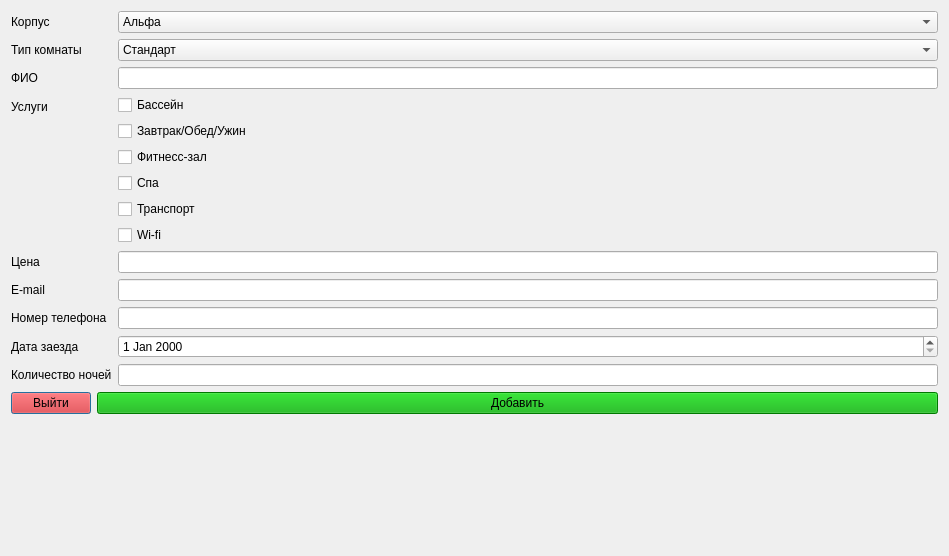
This is FinalMkFinal/addwindow.ui in Enjoyer14/OP_FullForm as Qt 5 draws it before an edit. The edited form follows.
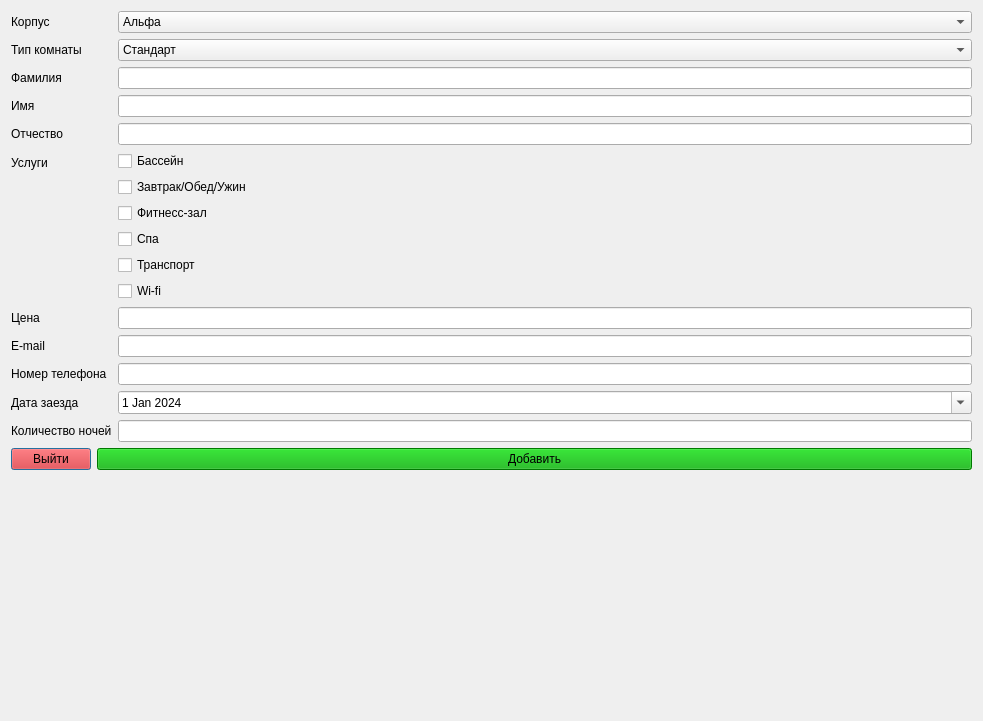
This is the edited form.

What changed in the file:
```diff
--- a/FinalMkFinal/addwindow.ui
+++ b/FinalMkFinal/addwindow.ui
@@ -6,8 +6,8 @@
    <rect>
     <x>0</x>
     <y>0</y>
-    <width>949</width>
-    <height>556</height>
+    <width>983</width>
+    <height>721</height>
    </rect>
   </property>
   <property name="windowTitle">
@@ -86,7 +86,7 @@
      <item row="2" column="0">
       <widget class="QLabel" name="label">
        <property name="text">
-        <string>ФИО</string>
+        <string>Фамилия</string>
        </property>
       </widget>
      </item>
@@ -97,14 +97,14 @@
        </property>
       </widget>
      </item>
-     <item row="3" column="0">
+     <item row="5" column="0">
       <widget class="QLabel" name="label_4">
        <property name="text">
         <string>Услуги</string>
        </property>
       </widget>
      </item>
-     <item row="3" column="1">
+     <item row="5" column="1">
       <layout class="QVBoxLayout" name="verticalLayout">
        <item>
         <widget class="QCheckBox" name="checkBox_Pool">
@@ -150,56 +150,98 @@
        </item>
       </layout>
      </item>
-     <item row="4" column="0">
+     <item row="6" column="0">
       <widget class="QLabel" name="label_5">
        <property name="text">
         <string>Цена</string>
        </property>
       </widget>
      </item>
-     <item row="4" column="1">
+     <item row="6" column="1">
       <widget class="QLineEdit" name="lineEdit_Cost"/>
      </item>
-     <item row="5" column="0">
+     <item row="7" column="0">
       <widget class="QLabel" name="label_7">
        <property name="text">
         <string>E-mail</string>
        </property>
       </widget>
      </item>
-     <item row="5" column="1">
+     <item row="7" column="1">
       <widget class="QLineEdit" name="lineEdit_Email"/>
      </item>
-     <item row="6" column="0">
+     <item row="8" column="0">
       <widget class="QLabel" name="label_6">
        <property name="text">
         <string>Номер телефона</string>
        </property>
       </widget>
      </item>
-     <item row="6" column="1">
+     <item row="8" column="1">
       <widget class="QLineEdit" name="lineEdit_PhoneNumber"/>
      </item>
-     <item row="7" column="0">
+     <item row="9" column="0">
       <widget class="QLabel" name="label_8">
        <property name="text">
         <string>Дата заезда</string>
        </property>
       </widget>
      </item>
-     <item row="7" column="1">
-      <widget class="QDateEdit" name="dateEdit"/>
+     <item row="9" column="1">
+      <widget class="QDateEdit" name="dateEdit">
+       <property name="maximumDate">
+        <date>
+         <year>3000</year>
+         <month>12</month>
+         <day>31</day>
+        </date>
+       </property>
+       <property name="minimumDate">
+        <date>
+         <year>2024</year>
+         <month>1</month>
+         <day>1</day>
+        </date>
+       </property>
+       <property name="calendarPopup">
+        <bool>true</bool>
+       </property>
+      </widget>
      </item>
-     <item row="8" column="0">
+     <item row="10" column="0">
       <widget class="QLabel" name="label_9">
        <property name="text">
         <string>Количество ночей</string>
        </property>
       </widget>
      </item>
-     <item row="8" column="1">
+     <item row="10" column="1">
       <widget class="QLineEdit" name="lineEdit_NightCount"/>
      </item>
+     <item row="3" column="0">
+      <widget class="QLabel" name="label_10">
+       <property name="text">
+        <string>Имя</string>
+       </property>
+      </widget>
+     </item>
+     <item row="3" column="1">
+      <widget class="QLineEdit" name="lineEdit_Name"/>
+     </item>
+     <item row="4" column="0">
+      <widget class="QLabel" name="label_11">
+       <property name="text">
+        <string>Отчество</string>
+       </property>
+      </widget>
+     </item>
+     <item row="4" column="1">
+      <widget class="QLineEdit" name="lineEdit_FatherName">
+       <property name="text">
+        <string/>
+       </property>
+      </widget>
+     </item>
     </layout>
    </item>
    <item row="4" column="0">
```
